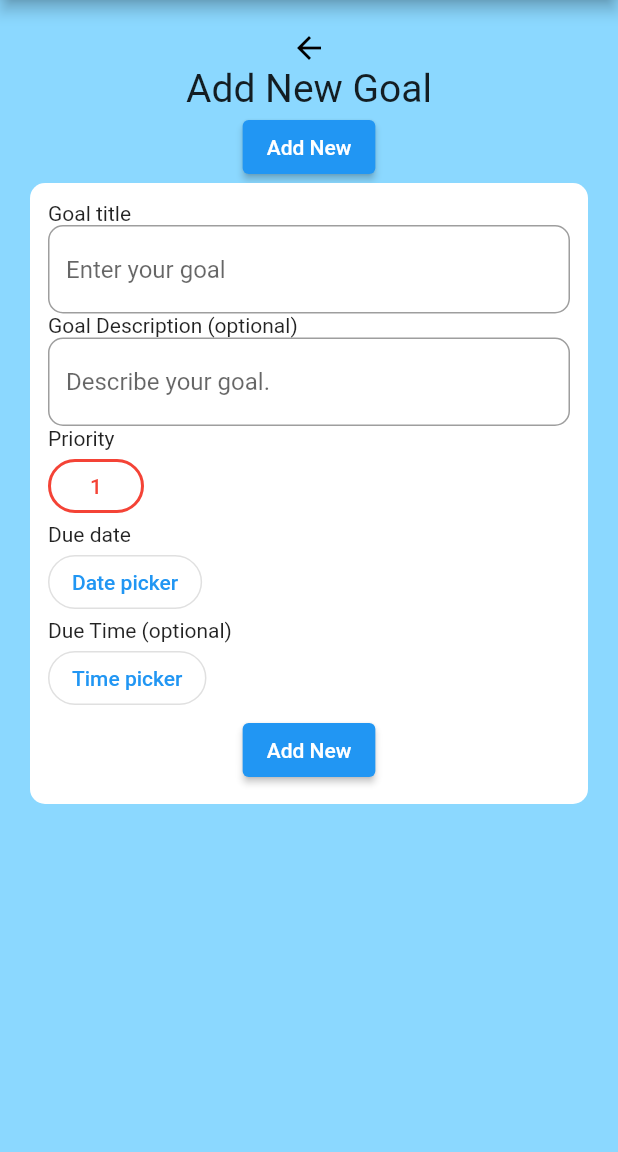
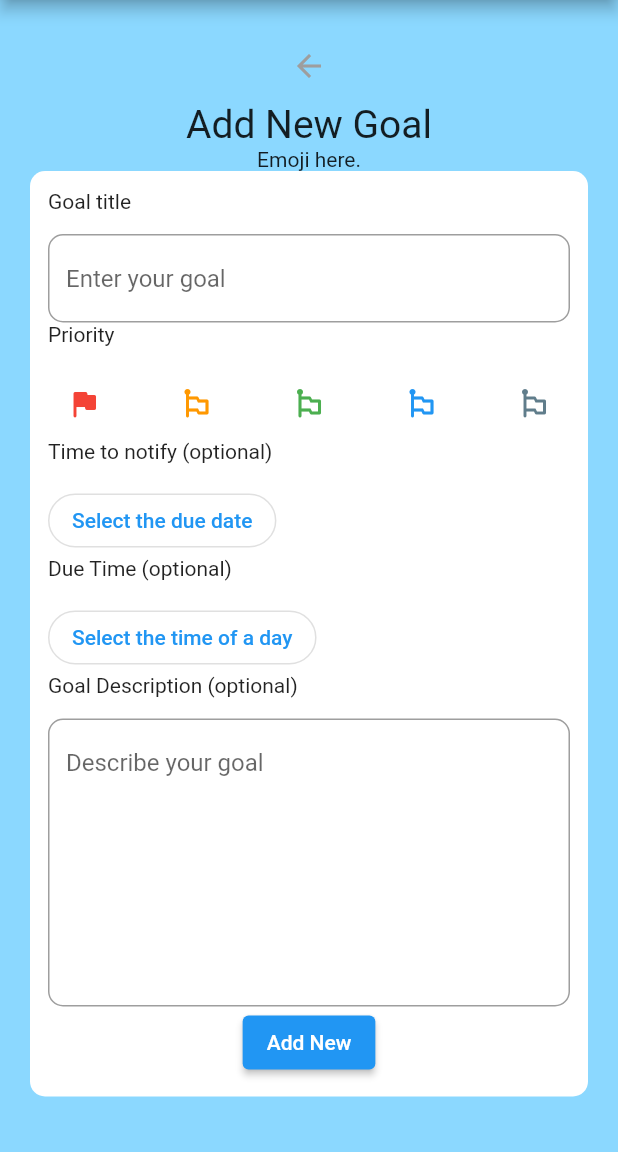
Before and after one commit to HoangViet144/HabitTrackerApp, a Flutter app: the AddGoalScreen screen opened directly, on a phone screen of 412 x 824 dp, the part 84-1236 px from its top. Run offline on Flutter 3.47's test engine with Material 2 defaults, Android fonts, the phone set to English and light mode, and no system bars; our stand-ins replace firebase_core; accounts and stored records are empty.

Commit message:
[f] - Adding date selection, time selection, Priority checker

```diff
--- a/lib/screen/goal/goal_add/index.dart
+++ b/lib/screen/goal/goal_add/index.dart
@@ -12,11 +12,14 @@ class AddGoalScreen extends StatelessWidget {
         backgroundColor: Colors.white,
       ),
       body: Container(
-        padding: const EdgeInsets.all(20.0),
         color: const Color.fromARGB(255, 139, 216, 255),
         alignment: Alignment.center,
-        child: Column(children: <Widget>[
-          const Icon(Icons.arrow_back, color: Colors.black),
+        child: ListView(padding: const EdgeInsets.all(20.0), children: <Widget>[
+          IconButton(
+              onPressed: () {
+                // TODO: Back button to the previous Navigator
+              },
+              icon: const Icon(Icons.arrow_back, color: Colors.grey)),
           const Center(
             child: Text(
               "Add New Goal",
@@ -25,63 +28,108 @@ class AddGoalScreen extends StatelessWidget {
               ),
             ),
           ),
-          Center(
-              child: ElevatedButton(
-            child: const Text("Add New"),
-            onPressed: () {},
-          )),
-          const InputField()
+          const InputField(),
         ]),
       ),
     );
   }
 }
 
-class InputField extends StatelessWidget {
+class InputField extends StatefulWidget {
   const InputField({Key? key}) : super(key: key);
 
   @override
+  _InputFieldState createState() => _InputFieldState();
+}
+
+class _InputFieldState extends State<InputField> {
+  String _priority = '1'; // Priority from 1 to 5
+  DateTime? _dateTime; // Date
+  TimeOfDay? _time; // Time
+  // String _icon = '';
+  final flagColor = {
+    '1': Colors.red,
+    '2': Colors.orange,
+    '3': Colors.green,
+    '4': Colors.blue,
+    '5': Colors.blueGrey
+  };
+
+  String _showDate(DateTime? date) {
+    return date == null
+        ? "Select the due date"
+        : date.day.toString() +
+            "/" +
+            date.month.toString() +
+            "/" +
+            date.year.toString();
+  }
+
+  String _showTime(TimeOfDay? time) {
+    return time == null
+        ? "Select the time of a day"
+        : time.hour.toString() + ":" + time.minute.toString();
+  }
+
+  @override
   Widget build(BuildContext context) {
-    return Container(
+    return Column(
+      children: [
+        const Text("Emoji here."),
+        Container(
           padding: const EdgeInsets.all(12.0),
           decoration: BoxDecoration(
             borderRadius: BorderRadius.circular(10),
             color: Colors.white,
           ),
           child: Column(
+            crossAxisAlignment: CrossAxisAlignment.start,
+            mainAxisAlignment: MainAxisAlignment.spaceBetween,
             children: [
               const Text("Goal title"),
+              const SizedBox(height: 14),
               TextField(
                   decoration: InputDecoration(
+                hintText: 'Enter your goal',
                 border: OutlineInputBorder(
                   borderRadius: BorderRadius.circular(10.0),
                 ),
-                hintText: 'Enter your goal'),
-          ),
-          const Text("Goal Description (optional)"),
-          TextField(
-            decoration: InputDecoration(
-              hintText: 'Describe your goal.',
-              border: OutlineInputBorder(
-                borderRadius: BorderRadius.circular(10.0),
-              ),
-            ),
-          ),
+              )),
               const Text("Priority"),
+              const SizedBox(height: 14),
+              Row(
+                  mainAxisAlignment: MainAxisAlignment.spaceBetween,
+                  children: ['1', '2', '3', '4', '5'].map((index) {
+                    return IconButton(
+                      icon: index == _priority
+                          ? Icon(Icons.flag_rounded, color: flagColor[index])
+                          : Icon(Icons.emoji_flags_rounded,
+                              color: flagColor[index]),
+                      onPressed: () {
+                        if (_priority != index) {
+                          setState(() {
+                            _priority = index;
+                          });
+                        }
+                      },
+                    );
+                  }).toList()),
+              const Text("Time to notify (optional)"),
+              const SizedBox(height: 14),
               OutlinedButton(
-            onPressed: () {},
-            child: const Text("1", style: TextStyle(color: Colors.red)),
-            style: OutlinedButton.styleFrom(
-              shape: RoundedRectangleBorder(
-                borderRadius: BorderRadius.circular(100.0),
-              ),
-              side: const BorderSide(width: 2, color: Colors.red),
-            ),
-          ),
-          const Text("Due date"),
-          OutlinedButton(
-            onPressed: () {},
-            child: const Text("Date picker"),
+                onPressed: () {
+                  showDatePicker(
+                    context: context,
+                    initialDate: DateTime.now(),
+                    firstDate: DateTime(2000),
+                    lastDate: DateTime(2030),
+                  ).then((pickedDated) {
+                    setState(() {
+                      _dateTime = pickedDated;
+                    });
+                  });
+                },
+                child: Text(_showDate(_dateTime)),
                 style: OutlinedButton.styleFrom(
                   shape: RoundedRectangleBorder(
                     borderRadius: BorderRadius.circular(100.0),
@@ -89,24 +137,47 @@ class InputField extends StatelessWidget {
                 ),
               ),
               const Text("Due Time (optional)"),
+              const SizedBox(height: 14),
               OutlinedButton(
-            onPressed: () {},
-            child: const Text("Time picker"),
+                onPressed: () {
+                  showTimePicker(
+                    context: context,
+                    initialTime: const TimeOfDay(hour: 10, minute: 47),
+                  ).then((pickedTime) {
+                    setState(() {
+                      _time = pickedTime;
+                    });
+                  });
+                },
+                child: Text(_showTime(_time)),
                 style: OutlinedButton.styleFrom(
                   shape: RoundedRectangleBorder(
                     borderRadius: BorderRadius.circular(100.0),
                   ),
                 ),
               ),
+              const Text("Goal Description (optional)"),
+              const SizedBox(height: 14),
+              TextField(
+                maxLines: 8,
+                decoration: InputDecoration(
+                  hintText: 'Describe your goal',
+                  border: OutlineInputBorder(
+                    borderRadius: BorderRadius.circular(10.0),
+                  ),
+                ),
+              ),
               Center(
                   child: ElevatedButton(
-            child: Text("Add New"),
-            onPressed: () {},
-          ))
+                child: const Text("Add New"),
+                onPressed: () {
+                  // TODO: Add data to server
+                },
+              )),
             ],
-        crossAxisAlignment: CrossAxisAlignment.start,
-        mainAxisAlignment: MainAxisAlignment.spaceBetween,
           ),
+        ),
+      ],
     );
   }
 }
```
Lines whose indentation alone changed are shown as unchanged.
